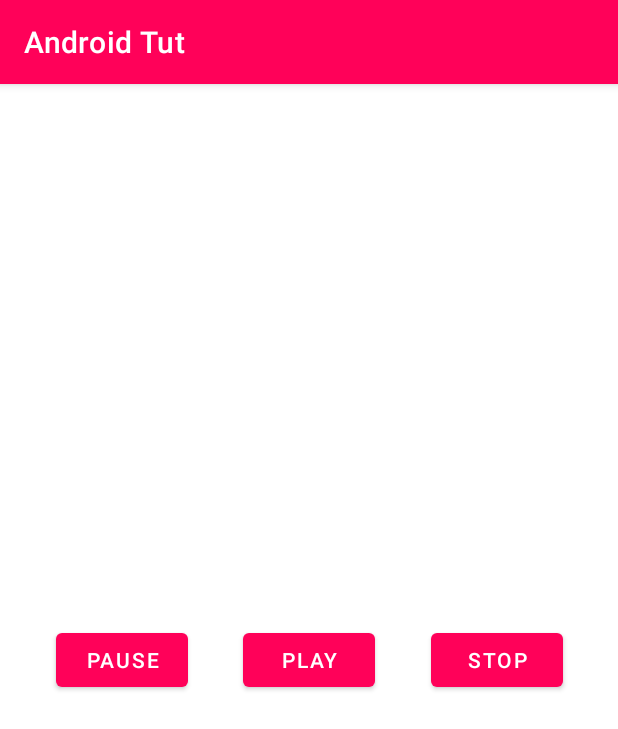
After one commit to let-bibek/AndroidTut, an Android app: the MusicPlayer screen opened directly, with no data from a screen before it, on a phone screen of 412 x 824 dp. The commit adds this screen. Shown: the top 729 px of the screen. Run offline under Robolectric (Android 15) with nearby library versions, the phone set to English and light mode, and no system bars.

Commit message:
audio player

```diff
--- /dev/null
+++ b/app/src/main/java/com/softdrax/androidtut/MusicPlayer.java
@@ -0,0 +1,82 @@
+package com.softdrax.androidtut;
+
+import androidx.appcompat.app.AppCompatActivity;
+
+import android.media.AudioManager;
+import android.media.MediaPlayer;
+import android.net.Uri;
+import android.os.Bundle;
+import android.view.View;
+import android.widget.Button;
+
+import java.io.IOException;
+
+public class MusicPlayer extends AppCompatActivity {
+    Button btnAudioPlay, btnAudioStop, btnAudioPause;
+
+    @Override
+    protected void onCreate(Bundle savedInstanceState) {
+        super.onCreate(savedInstanceState);
+        setContentView(R.layout.activity_music_player);
+        btnAudioPlay=findViewById(R.id.btnAudioPlay);
+        btnAudioPause=findViewById(R.id.btnAudioPause);
+        btnAudioStop=findViewById(R.id.btnAudioStop);
+
+        // offline audio
+        String audioPath = "android.resource://" + getPackageName() + "/raw/besharam_rang";
+
+        //audio from online
+
+        String onlineAudioPath="http://lfcc.com.np/music/besharam_rang.mp3";
+
+
+
+        MediaPlayer mediaPlayer = new MediaPlayer();
+
+        mediaPlayer.setAudioStreamType(AudioManager.STREAM_MUSIC);
+
+        Uri audioUri = Uri.parse(audioPath);
+        Uri onlineAudio=Uri.parse(onlineAudioPath);
+
+
+        try {
+            mediaPlayer.setDataSource(this, audioUri);
+            mediaPlayer.prepare();
+        } catch (IOException e) {
+            e.printStackTrace();
+        }
+
+        // play
+        btnAudioPlay.setOnClickListener(new View.OnClickListener() {
+            @Override
+            public void onClick(View v) {
+                mediaPlayer.start();
+            }
+        });
+
+        // pause
+        btnAudioPause.setOnClickListener(new View.OnClickListener() {
+            @Override
+            public void onClick(View v) {
+                mediaPlayer.pause();
+            }
+        });
+
+        // stop
+        btnAudioStop.setOnClickListener(new View.OnClickListener() {
+            @Override
+            public void onClick(View v) {
+                mediaPlayer.pause();
+                mediaPlayer.seekTo(0);
+            }
+        });
+
+        //mediaPlayer.seek()==skip by provided time
+
+        //mediaPlayer.getDuration()===duration of current media
+
+        //mediaPlayer.getCurrentPosition()===provides current duration of playing audio
+
+
+    }
+}
--- a/app/src/main/res/layout/activity_intent_passing.xml
+++ b/app/src/main/res/layout/activity_intent_passing.xml
@@ -178,6 +178,10 @@
                     android:id="@+id/btnToImage"
                     android:text="@string/btnToImage" />
 
+                <Button
+                    android:id="@+id/btnToMusicPlayer"
+                    android:text="@string/btnToMusicPlayer" />
+
             </GridLayout>
 
         </androidx.cardview.widget.CardView>
--- /dev/null
+++ b/app/src/main/res/layout/activity_music_player.xml
@@ -0,0 +1,41 @@
+<?xml version="1.0" encoding="utf-8"?>
+<androidx.constraintlayout.widget.ConstraintLayout xmlns:android="http://schemas.android.com/apk/res/android"
+    xmlns:app="http://schemas.android.com/apk/res-auto"
+    xmlns:tools="http://schemas.android.com/tools"
+    android:layout_width="match_parent"
+    android:layout_height="match_parent"
+    tools:context=".MusicPlayer"
+    android:paddingVertical="20dp"
+    >
+
+    <Button
+        android:id="@+id/btnAudioPlay"
+        android:layout_width="wrap_content"
+        android:layout_height="wrap_content"
+        android:text="@string/audioPlay"
+        app:layout_constraintBottom_toBottomOf="parent"
+        app:layout_constraintEnd_toEndOf="parent"
+        app:layout_constraintStart_toStartOf="parent"
+        app:layout_constraintTop_toTopOf="parent" />
+
+    <Button
+        android:id="@+id/btnAudioPause"
+        android:layout_width="wrap_content"
+        android:layout_height="wrap_content"
+        android:text="@string/audioPause"
+        app:layout_constraintBottom_toBottomOf="parent"
+        app:layout_constraintEnd_toStartOf="@+id/btnAudioPlay"
+        app:layout_constraintStart_toStartOf="parent"
+        app:layout_constraintTop_toTopOf="parent" />
+
+    <Button
+        android:id="@+id/btnAudioStop"
+        android:layout_width="wrap_content"
+        android:layout_height="wrap_content"
+        android:text="@string/audioStop"
+        app:layout_constraintBottom_toBottomOf="parent"
+        app:layout_constraintEnd_toEndOf="parent"
+        app:layout_constraintStart_toEndOf="@+id/btnAudioPlay"
+        app:layout_constraintTop_toTopOf="parent" />
+
+</androidx.constraintlayout.widget.ConstraintLayout>
--- a/app/src/main/res/values/strings.xml
+++ b/app/src/main/res/values/strings.xml
@@ -78,4 +78,8 @@
     <string name="ExpenseAmount">Expense amount</string>
     <string name="Save">Save</string>
     <string name="btnToImage">Image</string>
+    <string name="btnToMusicPlayer">Music Player</string>
+    <string name="audioPlay">Play</string>
+    <string name="audioPause">Pause</string>
+    <string name="audioStop">Stop</string>
 </resources>
```
Also changed, not shown: app/src/main/AndroidManifest.xml (+8 -0 lines), app/src/main/java/com/softdrax/androidtut/intent_passing.java (+11 -0 lines), 1 other file.
